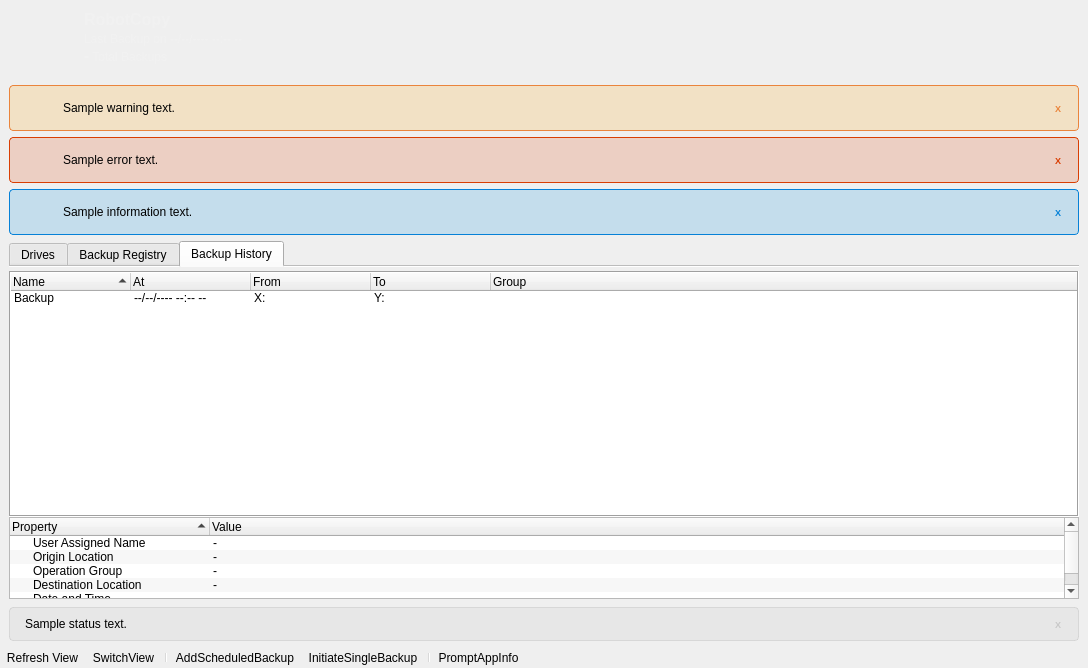
Before: the Qt Designer form src/Interface/MainWindow.ui in matkeg/RobotCopy, drawn with Qt 5.
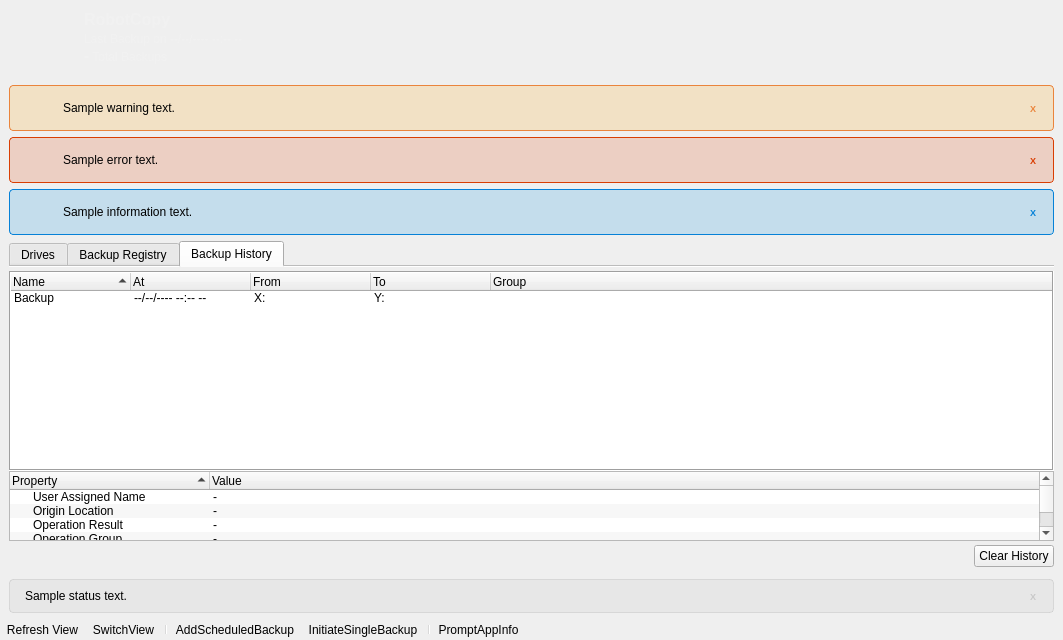
After: the same form once the commit is applied. The open tabs and pages were chosen to show the change. Icons and pictures are not drawn. Custom widgets are drawn as their Qt base class.

Commit message: Additions to Backup History. Not finished.

Patch:
```diff
--- a/src/Interface/MainWindow.ui
+++ b/src/Interface/MainWindow.ui
@@ -12,8 +12,8 @@
    <rect>
     <x>0</x>
     <y>0</y>
-    <width>1088</width>
-    <height>668</height>
+    <width>1063</width>
+    <height>640</height>
    </rect>
   </property>
   <property name="minimumSize">
@@ -2041,6 +2041,14 @@
                <string>-</string>
               </property>
              </item>
+             <item>
+              <property name="text">
+               <string>Operation Result</string>
+              </property>
+              <property name="text">
+               <string>-</string>
+              </property>
+             </item>
              <item>
               <property name="text">
                <string>Operation Group</string>
@@ -2067,6 +2075,59 @@
              </item>
             </widget>
            </item>
+           <item alignment="Qt::AlignRight">
+            <widget class="QWidget" name="widget" native="true">
+             <property name="sizePolicy">
+              <sizepolicy hsizetype="Expanding" vsizetype="Preferred">
+               <horstretch>0</horstretch>
+               <verstretch>0</verstretch>
+              </sizepolicy>
+             </property>
+             <layout class="QHBoxLayout" name="horizontalLayout_8">
+              <property name="spacing">
+               <number>0</number>
+              </property>
+              <property name="leftMargin">
+               <number>4</number>
+              </property>
+              <property name="topMargin">
+               <number>4</number>
+              </property>
+              <property name="rightMargin">
+               <number>0</number>
+              </property>
+              <property name="bottomMargin">
+               <number>4</number>
+              </property>
+              <item alignment="Qt::AlignRight">
+               <widget class="QPushButton" name="clearHistoryButton">
+                <property name="sizePolicy">
+                 <sizepolicy hsizetype="Maximum" vsizetype="Fixed">
+                  <horstretch>0</horstretch>
+                  <verstretch>0</verstretch>
+                 </sizepolicy>
+                </property>
+                <property name="text">
+                 <string>Clear History</string>
+                </property>
+                <property name="icon">
+                 <iconset resource="assets.qrc">
+                  <normaloff>:/sources/Icons/Trash.ico</normaloff>:/sources/Icons/Trash.ico</iconset>
+                </property>
+                <property name="iconSize">
+                 <size>
+                  <width>16</width>
+                  <height>16</height>
+                 </size>
+                </property>
+                <property name="flat">
+                 <bool>false</bool>
+                </property>
+               </widget>
+              </item>
+             </layout>
+            </widget>
+           </item>
           </layout>
          </widget>
         </widget>
```
Left out of the diff: 669 changed lines with no effect on the pictures. The commit also changes 5 other files.
